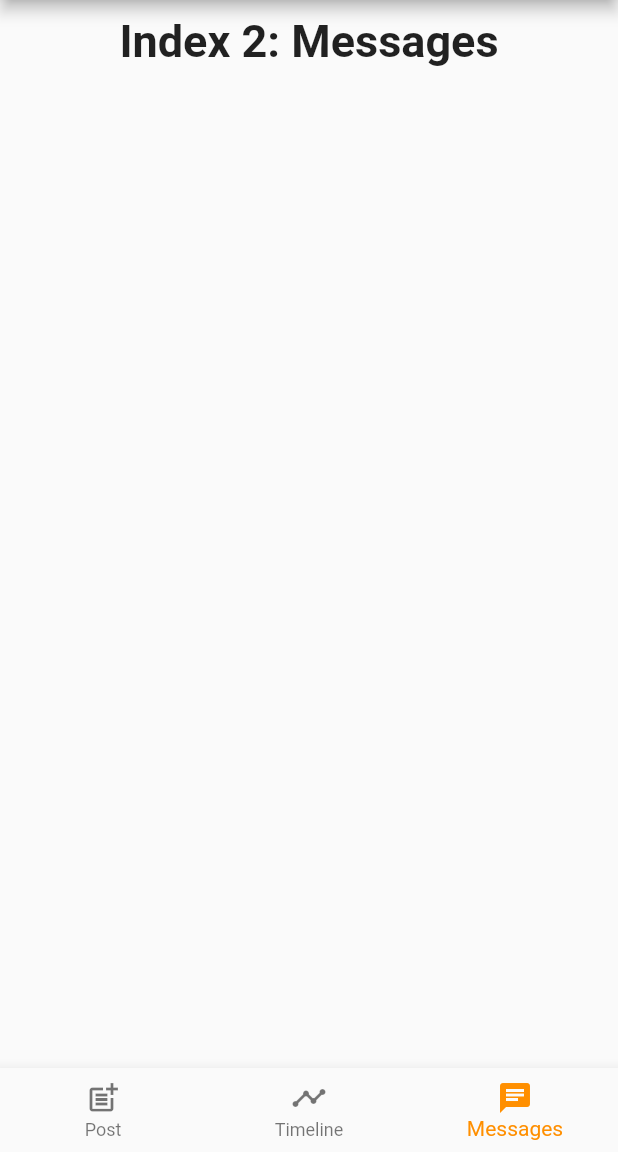
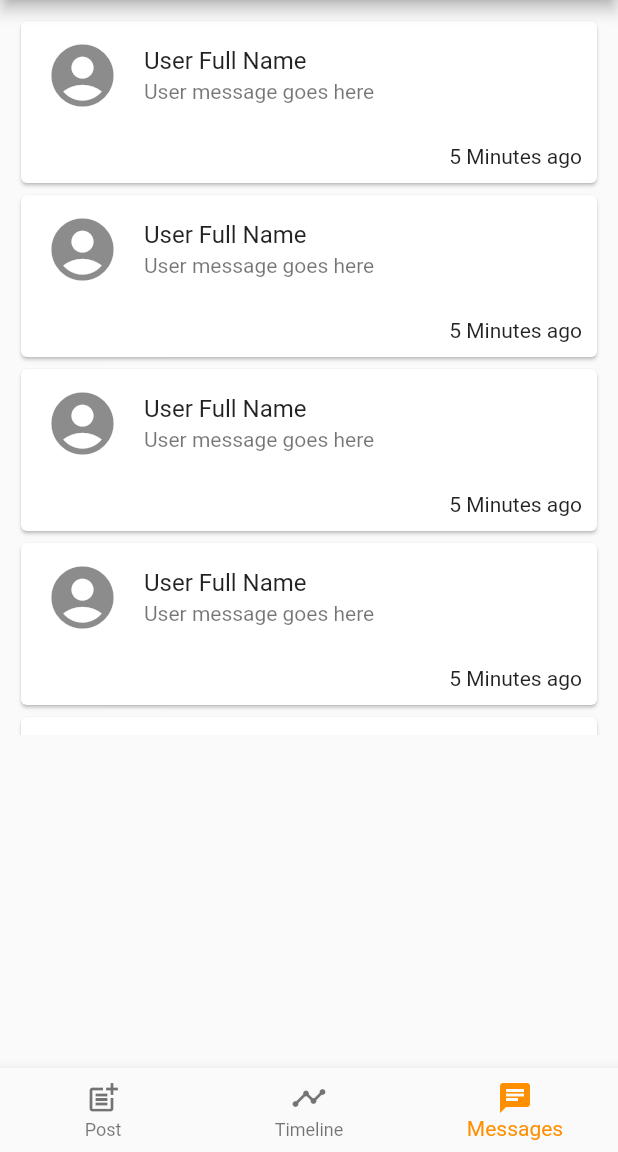
Before and after one commit to alfiannuriman/Speakup, a Flutter app: the TimelinePage screen opened directly, item 3 of the bottom bar chosen, on a phone screen of 412 x 824 dp, the part 84-1236 px from its top. Run offline on Flutter 3.47's test engine with Material 2 defaults, Android fonts, the phone set to English and light mode, and no system bars.

Commit message:
[Message]: Message list UI

```diff
--- a/lib/views/pages/TimelinePage.dart
+++ b/lib/views/pages/TimelinePage.dart
@@ -1,6 +1,7 @@
 import 'package:flutter/material.dart';
 import 'package:speakup/views/widgets/CreatePost.dart';
 import 'package:speakup/views/widgets/PostList.dart';
+import 'package:speakup/views/widgets/MessageList.dart';
 
 class TimelinePage extends StatefulWidget {
   @override
@@ -18,10 +19,7 @@ class TimelinePageState extends State<TimelinePage> {
   static final List<Widget> _widgetOptions = <Widget>[
     new CreatePost(),
     new PostList(),
-    Text(
-      'Index 2: Messages',
-      style: optionStyle,
-    ),
+    new MessageList()
   ];
 
   void _onNavigationItemTapped(int index) {
--- /dev/null
+++ b/lib/views/widgets/MessageList.dart
@@ -0,0 +1,63 @@
+import 'package:flutter/material.dart';
+
+class MessageList extends StatefulWidget {
+
+  MessageList({Key key}) : super(key: key);
+
+  @override
+  MessageListState createState() => MessageListState();
+}
+
+class MessageListState extends State<MessageList> {
+
+  final items = List<String>.generate(20, (i) => "Item $i");
+
+  @override
+  Widget build(BuildContext context) {
+
+    return Row(
+      children: <Widget>[
+        Expanded(
+          child: SizedBox(
+            height: 480,
+            child: ListView.builder(
+              scrollDirection: Axis.vertical,
+              itemCount: items.length,
+              itemBuilder: (BuildContext, index) {
+                return Center(
+                  child: Card(
+                    child: InkWell(
+                      splashColor: Colors.blue.withAlpha(30),
+                      onTap: () {
+                        print('Card tapped.');
+                      },
+                      child: Column(
+                        mainAxisSize: MainAxisSize.min,
+                        children: <Widget>[
+                          const ListTile(
+                            leading: Icon(Icons.account_circle, size: 50.0),
+                            title: Text('User Full Name'),
+                            subtitle: Text('User message goes here'),
+                          ),
+                          Row(
+                            mainAxisAlignment: MainAxisAlignment.end,
+                            children: <Widget>[
+                              Padding(
+                                padding: EdgeInsets.all(10.0),
+                                child: Text('5 Minutes ago'),
+                              )
+                            ],
+                          )
+                        ]
+                      ),
+                    ),
+                  )
+                );
+              },
+            )
+          ),
+        )
+      ]
+    );
+  }
+}
```
